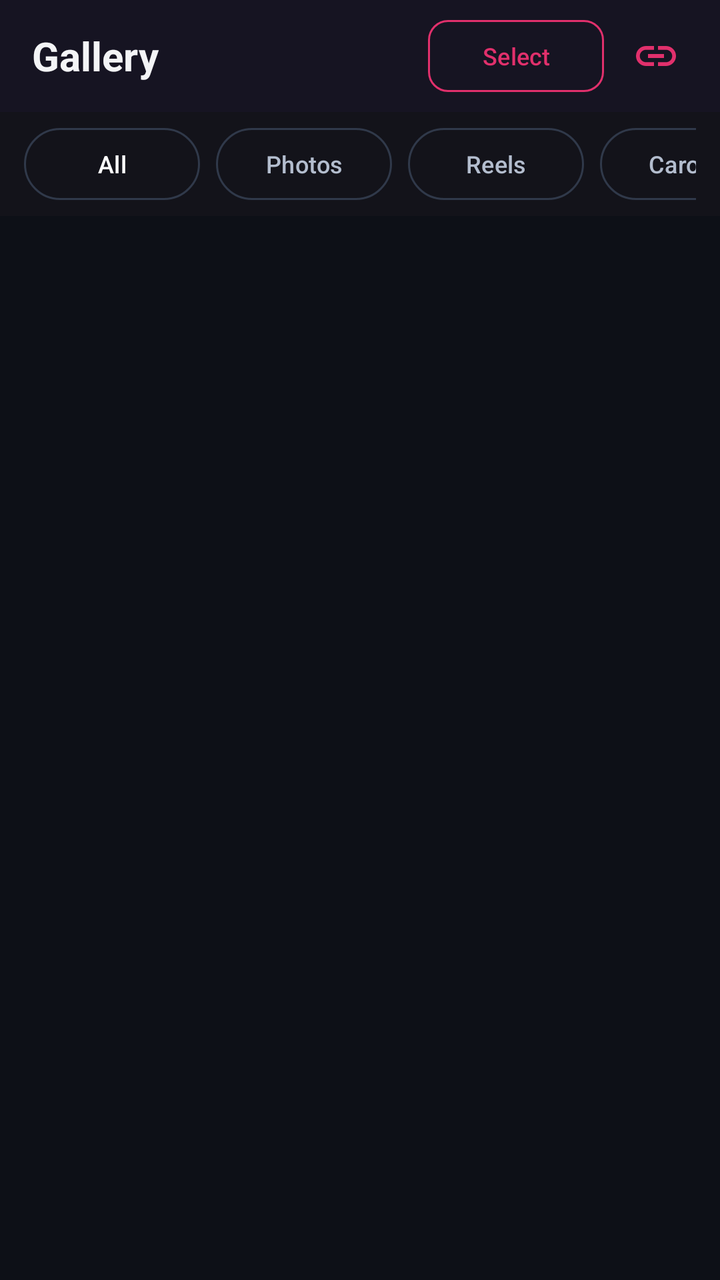
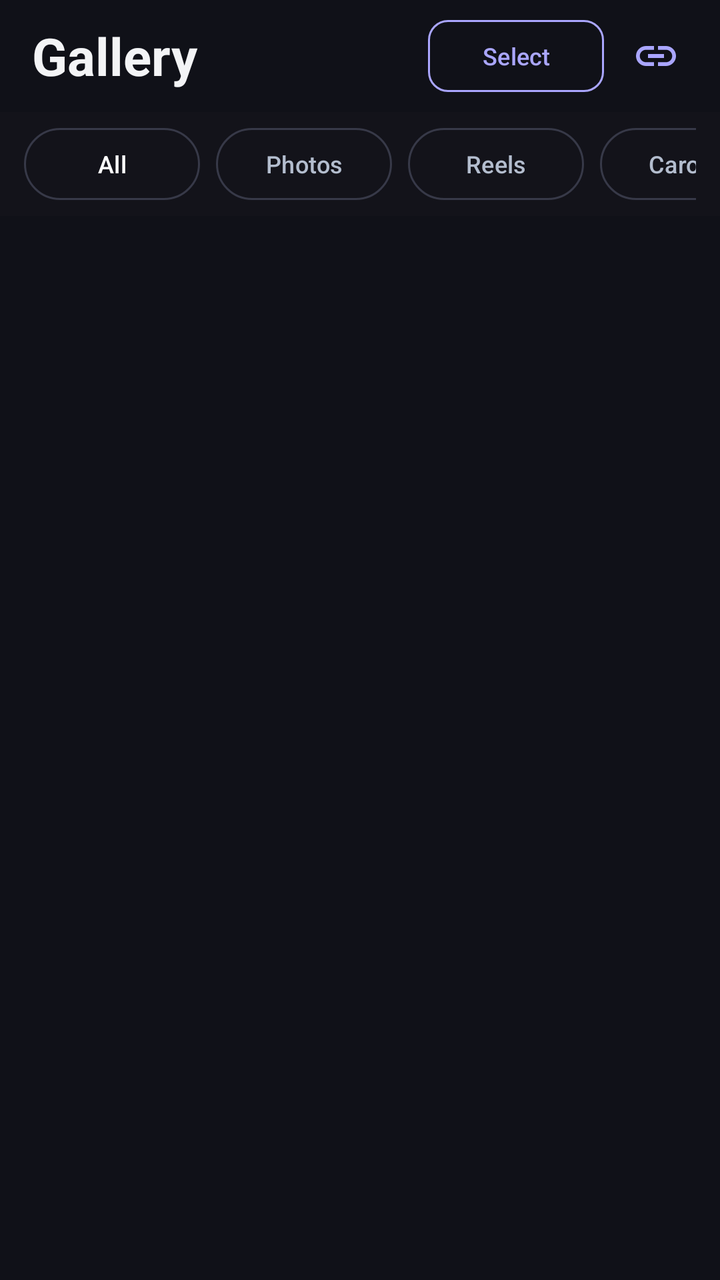

The first picture is an Android layout as it rendered before a commit; the second is the same layout after the commit. The layout source and the unified diff follow.
<!-- AndroidManifest.xml: application theme Theme.InstaSave -->
<!-- res/layout/fragment_gallery.xml -->
<?xml version="1.0" encoding="utf-8"?>
<androidx.constraintlayout.widget.ConstraintLayout 
    xmlns:android="http://schemas.android.com/apk/res/android"
    xmlns:app="http://schemas.android.com/apk/res-auto"
    android:id="@+id/rootGalleryContainer"
    android:layout_width="match_parent"
    android:layout_height="match_parent"
    android:background="@color/bg_dark">

    
    <FrameLayout
        android:id="@+id/galleryHeaderContainer"
        android:layout_width="0dp"
        android:layout_height="56dp"
        app:layout_constraintTop_toTopOf="parent"
        app:layout_constraintStart_toStartOf="parent"
        app:layout_constraintEnd_toEndOf="parent">

        
        <LinearLayout
            android:id="@+id/galleryTopBar"
            android:layout_width="match_parent"
            android:layout_height="match_parent"
            android:orientation="horizontal"
            android:gravity="center_vertical"
            android:paddingStart="16dp"
            android:paddingEnd="8dp"
            android:background="#161422">

            <TextView
                android:layout_width="0dp"
                android:layout_height="wrap_content"
                android:layout_weight="1"
                android:text="@string/gallery_title"
                android:textSize="20sp"
                android:textStyle="bold"
                android:textColor="@color/text_primary" />

            <com.google.android.material.button.MaterialButton
                android:id="@+id/btnStartSelection"
                style="?attr/materialButtonOutlinedStyle"
                android:layout_width="wrap_content"
                android:layout_height="36dp"
                android:minHeight="0dp"
                android:insetTop="0dp"
                android:insetBottom="0dp"
                android:text="Select"
                android:textColor="@color/insta_pink"
                android:textSize="12sp"
                app:strokeColor="@color/insta_pink"
                app:cornerRadius="10dp" />

            <ImageButton
                android:id="@+id/btnAddLink"
                android:layout_width="48dp"
                android:layout_height="48dp"
                android:padding="12dp"
                android:src="@drawable/ic_link"
                app:tint="@color/insta_pink"
                android:background="?attr/selectableItemBackgroundBorderless"
                android:contentDescription="Paste Link"
                android:layout_marginStart="2dp" />
        </LinearLayout>

        
        <LinearLayout
            android:id="@+id/gallerySelectionBar"
            android:layout_width="match_parent"
            android:layout_height="match_parent"
            android:orientation="horizontal"
            android:gravity="center_vertical"
            android:paddingStart="8dp"
            android:paddingEnd="8dp"
            android:background="#231326"
            android:visibility="gone">

            <ImageButton
                android:id="@+id/btnCloseSelection"
                android:layout_width="48dp"
                android:layout_height="48dp"
                android:padding="12dp"
                android:src="@drawable/ic_close"
                app:tint="@color/white"
                android:background="?attr/selectableItemBackgroundBorderless"
                android:contentDescription="Close Selection" />

            <TextView
                android:id="@+id/tvSelectionCount"
                android:layout_width="0dp"
                android:layout_height="wrap_content"
                android:layout_weight="1"
                android:layout_marginStart="4dp"
                android:text="1 selected"
                android:textSize="15sp"
                android:textStyle="bold"
                android:textColor="@color/white" />

            <com.google.android.material.button.MaterialButton
                android:id="@+id/btnSelectAllToggle"
                style="?attr/materialButtonOutlinedStyle"
                android:layout_width="wrap_content"
                android:layout_height="36dp"
                android:minHeight="0dp"
                android:insetTop="0dp"
                android:insetBottom="0dp"
                android:text="Select All"
                android:textColor="@color/white"
                android:textSize="12sp"
                app:strokeColor="#50FFFFFF"
                app:cornerRadius="10dp"
                android:layout_marginEnd="4dp" />

            <ImageButton
                android:id="@+id/btnBatchShare"
                android:layout_width="48dp"
                android:layout_height="48dp"
                android:padding="12dp"
                android:src="@drawable/ic_share"
                app:tint="@color/white"
                android:background="?attr/selectableItemBackgroundBorderless"
                android:contentDescription="Share Selected" />

            <ImageButton
                android:id="@+id/btnBatchDelete"
                android:layout_width="48dp"
                android:layout_height="48dp"
                android:padding="12dp"
                android:src="@drawable/ic_delete"
                app:tint="@color/status_red"
                android:background="?attr/selectableItemBackgroundBorderless"
                android:contentDescription="Delete Selected" />
        </LinearLayout>
    </FrameLayout>

    
    <HorizontalScrollView
        android:id="@+id/scrollFilters"
        android:layout_width="0dp"
        android:layout_height="wrap_content"
        android:scrollbars="none"
        android:paddingStart="12dp"
        android:paddingEnd="12dp"
        android:paddingTop="8dp"
        android:paddingBottom="8dp"
        android:background="#13131A"
        app:layout_constraintTop_toBottomOf="@id/galleryHeaderContainer"
        app:layout_constraintStart_toStartOf="parent"
        app:layout_constraintEnd_toEndOf="parent">

        <LinearLayout
            android:layout_width="wrap_content"
            android:layout_height="wrap_content"
            android:orientation="horizontal">

            <com.google.android.material.button.MaterialButton
                android:id="@+id/chipAll"
                style="?attr/materialButtonOutlinedStyle"
                android:layout_width="wrap_content"
                android:layout_height="36dp"
                android:minHeight="0dp"
                android:insetTop="0dp"
                android:insetBottom="0dp"
                android:text="All"
                android:textColor="@color/white"
                android:textSize="12sp"
                app:cornerRadius="18dp"
                android:layout_marginEnd="8dp" />

            <com.google.android.material.button.MaterialButton
                android:id="@+id/chipPhotos"
                style="?attr/materialButtonOutlinedStyle"
                android:layout_width="wrap_content"
                android:layout_height="36dp"
                android:minHeight="0dp"
                android:insetTop="0dp"
                android:insetBottom="0dp"
                android:text="Photos"
                android:textColor="@color/text_secondary"
                android:textSize="12sp"
                app:cornerRadius="18dp"
                android:layout_marginEnd="8dp" />

            <com.google.android.material.button.MaterialButton
                android:id="@+id/chipReels"
                style="?attr/materialButtonOutlinedStyle"
                android:layout_width="wrap_content"
                android:layout_height="36dp"
                android:minHeight="0dp"
                android:insetTop="0dp"
                android:insetBottom="0dp"
                android:text="Reels"
                android:textColor="@color/text_secondary"
                android:textSize="12sp"
                app:cornerRadius="18dp"
                android:layout_marginEnd="8dp" />

            <com.google.android.material.button.MaterialButton
                android:id="@+id/chipCarousels"
                style="?attr/materialButtonOutlinedStyle"
                android:layout_width="wrap_content"
                android:layout_height="36dp"
                android:minHeight="0dp"
                android:insetTop="0dp"
                android:insetBottom="0dp"
                android:text="Carousels"
                android:textColor="@color/text_secondary"
                android:textSize="12sp"
                app:cornerRadius="18dp" />
        </LinearLayout>
    </HorizontalScrollView>

    
    <androidx.recyclerview.widget.RecyclerView
        android:id="@+id/rvGallery"
        android:layout_width="0dp"
        android:layout_height="0dp"
        android:padding="6dp"
        android:clipToPadding="false"
        app:layout_constraintTop_toBottomOf="@id/scrollFilters"
        app:layout_constraintBottom_toBottomOf="parent"
        app:layout_constraintStart_toStartOf="parent"
        app:layout_constraintEnd_toEndOf="parent" />

    
    <TextView
        android:id="@+id/tvEmptyGallery"
        android:layout_width="wrap_content"
        android:layout_height="wrap_content"
        android:text="No downloaded media yet.\nPaste a link on the Downloader tab to start!"
        android:textColor="@color/text_muted"
        android:textSize="14sp"
        android:gravity="center"
        android:lineSpacingExtra="4dp"
        android:visibility="gone"
        app:layout_constraintTop_toBottomOf="@id/scrollFilters"
        app:layout_constraintBottom_toBottomOf="parent"
        app:layout_constraintStart_toStartOf="parent"
        app:layout_constraintEnd_toEndOf="parent" />

</androidx.constraintlayout.widget.ConstraintLayout>
<!-- resources referenced by this layout -->
<resources>
  <color name="bg_dark">#0D1017</color>
  <color name="insta_pink">#E1306C</color>
  <color name="status_red">#EF4444</color>
  <color name="text_muted">#929FB4</color>
  <color name="text_primary">#F3F4F6</color>
  <color name="text_secondary">#B3BDCE</color>
  <color name="white">#FFFFFFFF</color>
  <!-- drawable ic_close (drawable) -->
  <?xml version="1.0" encoding="utf-8"?>
  <vector xmlns:android="http://schemas.android.com/apk/res/android"
      android:width="24dp"
      android:height="24dp"
      android:viewportWidth="24"
      android:viewportHeight="24">
      <path
          android:fillColor="#EF4444"
          android:pathData="M19,6.41L17.59,5 12,10.59 6.41,5 5,6.41 10.59,12 5,17.59 6.41,19 12,13.41 17.59,19 19,17.59 13.41,12z" />
  </vector>
  <!-- drawable ic_delete (drawable) -->
  <?xml version="1.0" encoding="utf-8"?>
  <vector xmlns:android="http://schemas.android.com/apk/res/android"
      android:width="24dp"
      android:height="24dp"
      android:viewportWidth="24"
      android:viewportHeight="24">
      <path
          android:fillColor="#EF4444"
          android:pathData="M6,19c0,1.1 0.9,2 2,2h8c1.1,0 2,-0.9 2,-2V7H6v12zM19,4h-3.5l-1,-1h-5l-1,1H5v2h14V4z" />
  </vector>
  <!-- drawable ic_link (drawable) -->
  <vector xmlns:android="http://schemas.android.com/apk/res/android"
      android:width="24dp"
      android:height="24dp"
      android:viewportWidth="24"
      android:viewportHeight="24">
    <path
        android:fillColor="@android:color/white"
        android:pathData="M3.9,12c0,-1.71 1.39,-3.1 3.1,-3.1h4V7H7c-2.76,0 -5,2.24 -5,5s2.24,5 5,5h4v-1.9H7c-1.71,0 -3.1,-1.39 -3.1,-3.1zM8,13h8v-2H8v2zm9,-6h-4v1.9h4c1.71,0 3.1,1.39 3.1,3.1s-1.39,3.1 -3.1,3.1h-4V17h4c2.76,0 5,-2.24 5,-5s-2.24,-5 -5,-5z"/>
  </vector>
  <string name="gallery_title">Gallery</string>
  <style name="Theme.InstaSave" parent="Theme.Material3.Dark.NoActionBar">
          
          <item name="colorPrimary">@color/insta_pink</item>
          <item name="colorOnPrimary">@color/white</item>
          <item name="colorAccent">@color/insta_coral</item>
  
          
          <item name="colorSecondaryContainer">#2E1E38</item>
          <item name="colorOnSecondaryContainer">@color/insta_pink</item>
  
          
          <item name="android:colorBackground">@color/bg_dark</item>
          <item name="colorSurface">@color/bg_dark</item>
          <item name="colorSurfaceContainer">@color/card_bg</item>
          <item name="colorOnSurface">@color/text_primary</item>
          <item name="colorOnSurfaceVariant">@color/text_secondary</item>
          <item name="colorOutline">@color/card_stroke</item>
  
          
          <item name="bottomNavigationStyle">@style/Widget.InstaSave.BottomNav</item>
      </style>
  <color name="insta_coral">#FD1D1D</color>
  <color name="card_bg">#181D28</color>
  <color name="card_stroke">#30394A</color>
  <style name="Widget.InstaSave.BottomNav" parent="Widget.Material3.BottomNavigationView">
          <item name="itemActiveIndicatorStyle">@style/Widget.InstaSave.BottomNav.Indicator</item>
      </style>
  <style name="Widget.InstaSave.BottomNav.Indicator" parent="Widget.Material3.BottomNavigationView.ActiveIndicator">
          <item name="android:color">#2E1E38</item>
          <item name="android:width">56dp</item>
          <item name="android:height">32dp</item>
      </style>
  <!-- unchanged entries left out for length: 1 -->
</resources>

<!-- the commit's change to res/layout/fragment_gallery.xml (unified diff, before → after) -->
@@ -25,14 +25,14 @@
             android:gravity="center_vertical"
             android:paddingStart="16dp"
             android:paddingEnd="8dp"
-            android:background="#161422">
+            android:background="@color/bg_dark">
 
             <TextView
                 android:layout_width="0dp"
                 android:layout_height="wrap_content"
                 android:layout_weight="1"
                 android:text="@string/gallery_title"
-                android:textSize="20sp"
+                android:textSize="26sp"
                 android:textStyle="bold"
                 android:textColor="@color/text_primary" />
 
@@ -226,7 +226,7 @@
         android:id="@+id/tvEmptyGallery"
         android:layout_width="wrap_content"
         android:layout_height="wrap_content"
-        android:text="No downloaded media yet.\nPaste a link on the Downloader tab to start!"
+        android:text="No downloaded media yet.\nPaste a link on the Home tab to start!"
         android:textColor="@color/text_muted"
         android:textSize="14sp"
         android:gravity="center"
<!-- resource entries referenced after the edit -->
@@ -1,7 +1,7 @@
 <!-- resources referenced by this layout -->
 <resources>
-  <color name="bg_dark">#0D1017</color>
-  <color name="insta_pink">#E1306C</color>
+  <color name="bg_dark">#101118</color>
+  <color name="insta_pink">#AAA6FF</color>
   <color name="status_red">#EF4444</color>
   <color name="text_muted">#929FB4</color>
   <color name="text_primary">#F3F4F6</color>
@@ -43,11 +43,12 @@
   <style name="Theme.InstaSave" parent="Theme.Material3.Dark.NoActionBar">
           
           <item name="colorPrimary">@color/insta_pink</item>
-          <item name="colorOnPrimary">@color/white</item>
+          <item name="android:statusBarColor">@color/bg_dark</item>
+          <item name="colorOnPrimary">@color/bg_dark</item>
           <item name="colorAccent">@color/insta_coral</item>
   
           
-          <item name="colorSecondaryContainer">#2E1E38</item>
+          <item name="colorSecondaryContainer">#37344E</item>
           <item name="colorOnSecondaryContainer">@color/insta_pink</item>
   
           
@@ -61,14 +62,14 @@
           
           <item name="bottomNavigationStyle">@style/Widget.InstaSave.BottomNav</item>
       </style>
-  <color name="insta_coral">#FD1D1D</color>
-  <color name="card_bg">#181D28</color>
-  <color name="card_stroke">#30394A</color>
+  <color name="insta_coral">#938DFF</color>
+  <color name="card_bg">#1D1F2A</color>
+  <color name="card_stroke">#373948</color>
   <style name="Widget.InstaSave.BottomNav" parent="Widget.Material3.BottomNavigationView">
           <item name="itemActiveIndicatorStyle">@style/Widget.InstaSave.BottomNav.Indicator</item>
       </style>
   <style name="Widget.InstaSave.BottomNav.Indicator" parent="Widget.Material3.BottomNavigationView.ActiveIndicator">
-          <item name="android:color">#2E1E38</item>
+          <item name="android:color">#37344E</item>
           <item name="android:width">56dp</item>
           <item name="android:height">32dp</item>
       </style>
